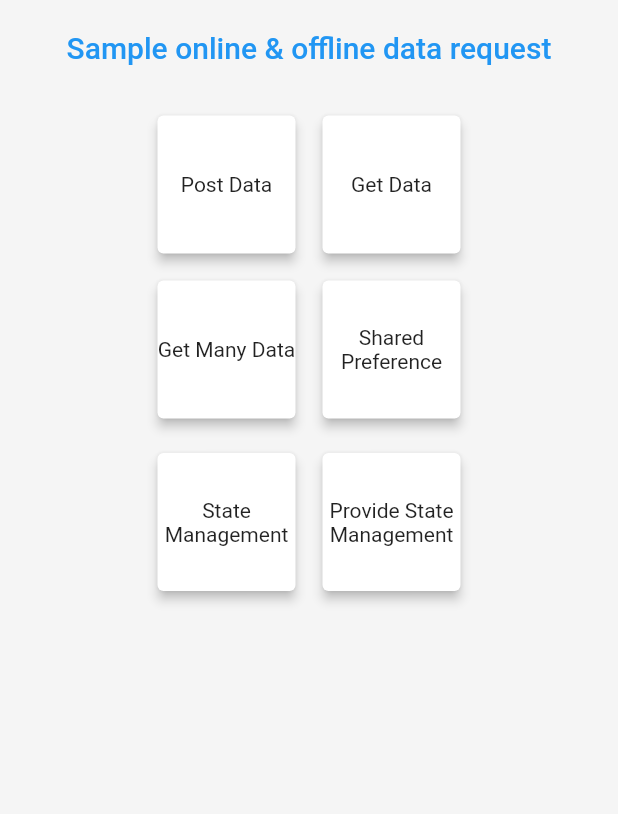
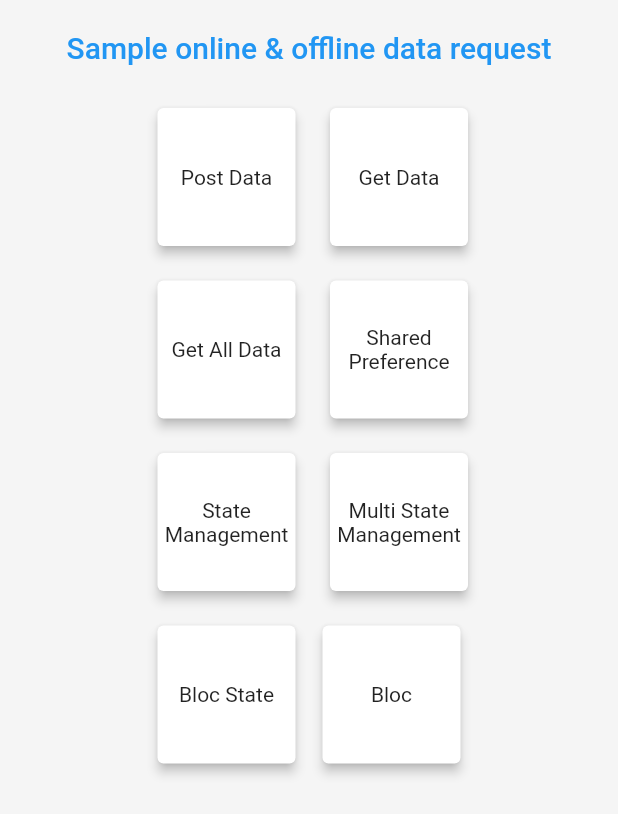
Before and after one commit to Adhasetiawan/Flutter-Learn, a Flutter app: the screen it shows after launch, on a phone screen of 412 x 824 dp. Shown: the top 814 px of the screen. Run offline on Flutter 3.47's test engine with Material 2 defaults, Android fonts, the phone set to English and light mode, and no system bars; our stand-ins replace shared_preferences.

Commit message:
Bloc sudah dibahas

```diff
--- a/lib/pages/basePage.dart
+++ b/lib/pages/basePage.dart
@@ -1,9 +1,11 @@
 import 'package:first_application/pages/SixPage.dart';
+import 'package:first_application/pages/bloacState.dart';
 import 'package:first_application/pages/fifthPage.dart';
 import 'package:first_application/pages/firstPage.dart';
 import 'package:first_application/pages/fourthPage.dart';
 import 'package:first_application/pages/secondPage.dart';
 import 'package:first_application/pages/thirdPage.dart';
+import 'package:first_application/uiTemplate.dart';
 import 'package:flutter/material.dart';
 
 class basePage extends StatefulWidget {
@@ -23,60 +25,38 @@ class _basePageState extends State<basePage> {
             Container(
               color: Color(0xfff5f5f5),
             ),
-            Column(
+            ListView(
               children: <Widget>[
                 Container(
                     padding: EdgeInsets.symmetric(vertical: 20),
-                    child: Text('Sample online & offline data request', style: TextStyle(fontSize: 20, fontWeight: FontWeight.w500, color: Colors.blue),)),
+                    child: Align(alignment: Alignment.center, child: Text('Sample online & offline data request', style: TextStyle(fontSize: 20, fontWeight: FontWeight.w500, color: Colors.blue),))),
                 Row(
                   mainAxisAlignment: MainAxisAlignment.center,
                   children: <Widget>[
-                    GestureDetector(
-                      onTap: (){Navigator.push(context, MaterialPageRoute(builder: (context) => firstPage()));},
-                      child: Container(
-                        margin: EdgeInsets.fromLTRB(10, 10, 5, 5),
-                        height: 100,
-                        width: 100,
-                        child: Card(
-                          shadowColor: Colors.black,
-                          elevation: 3,
-                          child: Center(child: Text('Post Data', textAlign: TextAlign.center)),
-                        ),
-                      ),
-                    ),
-                    GestureDetector(
-                      onTap: ()=> Navigator.push(context, MaterialPageRoute(builder: (context) => seoncdPage())),
-                      child: Container(
-                        margin: EdgeInsets.fromLTRB(5, 10, 10, 5),
-                        height: 100,
-                        width: 100,
-                        child: Card(
-                          shadowColor: Colors.black,
-                          elevation: 3,
-                          child: Center(child: Text('Get Data', textAlign: TextAlign.center)),
-                        ),
-                      ),
-                    ),
+                    uiTemplate().boxButton(context, firstPage(), 'Post Data'),
+                    uiTemplate().boxButton(context, seoncdPage(), 'Get Data'),
                   ],
                 ),
                 Row(
                   mainAxisAlignment: MainAxisAlignment.center,
                   children: <Widget>[
+                    uiTemplate().boxButton(context, thirdPage(), 'Get All Data'),
+                    uiTemplate().boxButton(context, fourthPage(), 'Shared Preference'),
+                  ],
+                ),
+                Row(
+                  mainAxisAlignment: MainAxisAlignment.center,
+                  children: <Widget>[
+                    uiTemplate().boxButton(context, fifthPage(), 'State Management'),
+                    uiTemplate().boxButton(context, sixPage(), 'Multi State Management'),
+                  ],
+                ),
+                Row(
+                  mainAxisAlignment: MainAxisAlignment.center,
+                  children: <Widget>[
+                    uiTemplate().boxButton(context, blocState(), 'Bloc State'),
                     GestureDetector(
-                      onTap: ()=> Navigator.push(context, MaterialPageRoute(builder: (context) => thirdPage())),
-                      child: Container(
-                        margin: EdgeInsets.fromLTRB(10, 5, 5, 10),
-                        height: 100,
-                        width: 100,
-                        child: Card(
-                          shadowColor: Colors.black,
-                          elevation: 3,
-                          child: Center(child: Text('Get Many Data', textAlign: TextAlign.center)),
-                        ),
-                      ),
-                    ),
-                    GestureDetector(
-                      onTap: ()=> Navigator.push(context, MaterialPageRoute(builder: (context) => fourthPage())),
+                      onTap: null,
                       child: Container(
                         margin: EdgeInsets.fromLTRB(5, 5, 10, 10),
                         height: 100,
@@ -84,38 +64,7 @@ class _basePageState extends State<basePage> {
                         child: Card(
                           shadowColor: Colors.black,
                           elevation: 3,
-                          child: Center(child: Text('Shared Preference', textAlign: TextAlign.center,)),
-                        ),
-                      ),
-                    ),
-                  ],
-                ),
-                Row(
-                  mainAxisAlignment: MainAxisAlignment.center,
-                  children: <Widget>[
-                    GestureDetector(
-                      onTap: ()=> Navigator.push(context, MaterialPageRoute(builder: (context) => fifthPage())),
-                      child: Container(
-                        margin: EdgeInsets.fromLTRB(10, 5, 5, 10),
-                        height: 100,
-                        width: 100,
-                        child: Card(
-                          shadowColor: Colors.black,
-                          elevation: 3,
-                          child: Center(child: Text('State Management', textAlign: TextAlign.center)),
-                        ),
-                      ),
-                    ),
-                    GestureDetector(
-                      onTap: ()=> Navigator.push(context, MaterialPageRoute(builder: (context)=> sixPage())),
-                      child: Container(
-                        margin: EdgeInsets.fromLTRB(5, 5, 10, 10),
-                        height: 100,
-                        width: 100,
-                        child: Card(
-                          shadowColor: Colors.black,
-                          elevation: 3,
-                          child: Center(child: Text('Provide State Management', textAlign: TextAlign.center,)),
+                          child: Center(child: Text('Bloc', textAlign: TextAlign.center,)),
                         ),
                       ),
                     ),
--- /dev/null
+++ b/lib/uiTemplate.dart
@@ -0,0 +1,19 @@
+import 'package:flutter/material.dart';
+
+class uiTemplate{
+  boxButton(context, className, String text){
+    return GestureDetector(
+      onTap: ()=> Navigator.push(context, MaterialPageRoute(builder: (context) => className)),
+      child: Container(
+        margin: EdgeInsets.fromLTRB(10, 5, 5, 10),
+        height: 100,
+        width: 100,
+        child: Card(
+          shadowColor: Colors.black,
+          elevation: 3,
+          child: Center(child: Text(text, textAlign: TextAlign.center)),
+        ),
+      ),
+    );
+  }
+}
```
Also changed, not shown: lib/bloc/colorBloc.dart (added, +36 -0 lines), lib/pages/bloacState.dart (added, +61 -0 lines).
